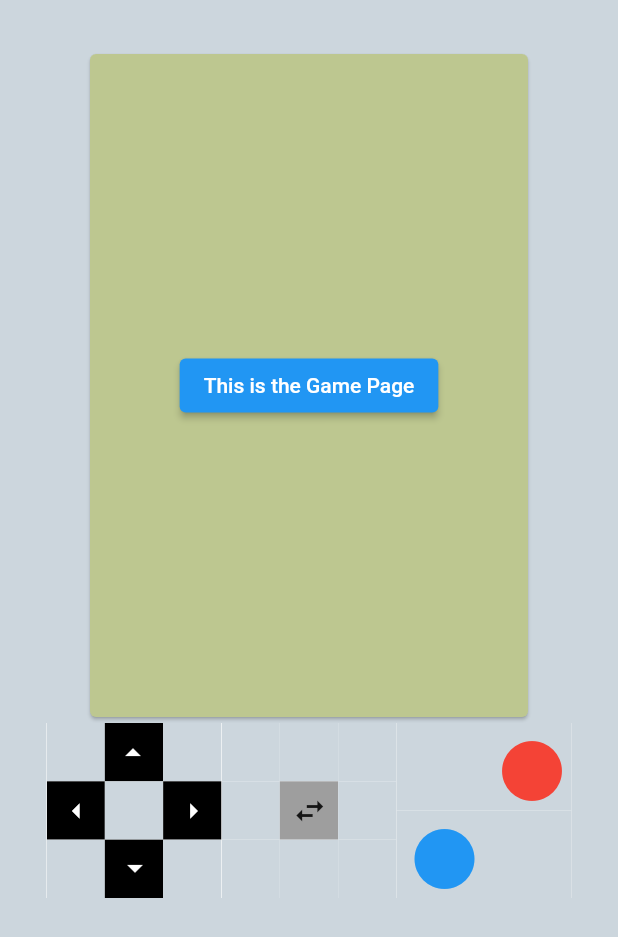
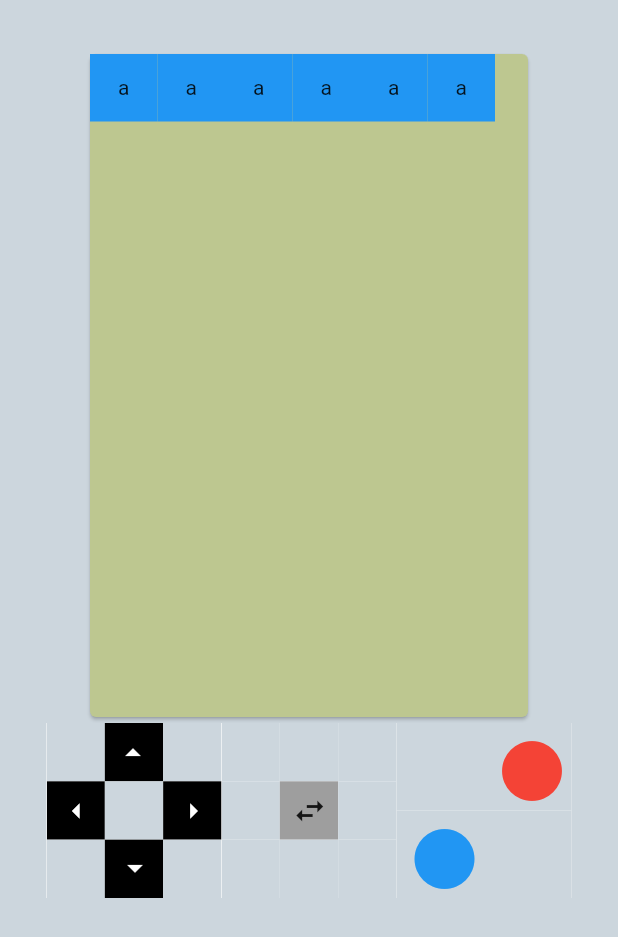
Before and after one commit to tedros99/PixelPanic, a Flutter app: the screen it shows after launch, after a tap on "PLAY", on a phone screen of 412 x 824 dp. Shown: the top 937 px of the screen. Run offline on Flutter 3.47's test engine with Material 2 defaults, Android fonts, the phone set to English and light mode, and no system bars; our stand-ins replace google_fonts.

Commit message:
Updated gameplay

```diff
--- a/lib/game.dart
+++ b/lib/game.dart
@@ -9,15 +9,15 @@ class GamePage extends StatelessWidget {
       width: 300,
       height: 450,
       child: Card(
-          color: Color.fromARGB(255, 189, 199, 144),
-          child: Column(
-            mainAxisAlignment: MainAxisAlignment.center,
+          color: const Color.fromARGB(255, 189, 199, 144),
+          child: Stack(
             children: [
-              ElevatedButton(
-                  onPressed: () {
-                    Navigator.pop(context);
-                  },
-                  child: const Text('This is the Game Page'))
+              Tile(0),
+              Tile(1),
+              Tile(2),
+              Tile(3),
+              Tile(4),
+              Tile(5),
             ],
           )),
     );
@@ -184,3 +184,35 @@ class GamePage extends StatelessWidget {
     );
   }
 }
+
+class Tile extends StatefulWidget {
+  final int col;
+  const Tile(this.col);
+
+  @override
+  State<Tile> createState() => _TileState();
+}
+
+class _TileState extends State<Tile> {
+  int clicks = 0;
+  @override
+  Widget build(BuildContext context) {
+    return SizedBox(
+        child: Stack(children: <Widget>[
+      AnimatedPositioned(
+          width: 45,
+          height: 45,
+          left: widget.col * 45,
+          top: (clicks < 8) ? 0 + clicks * 50 : 400,
+          duration: const Duration(seconds: 0),
+          child: GestureDetector(
+              onTap: () {
+                setState(() {
+                  clicks++;
+                });
+              },
+              child: Container(
+                  color: Colors.blue, child: const Center(child: Text("a")))))
+    ]));
+  }
+}
```
